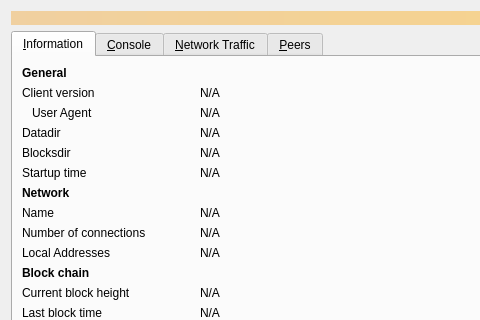
Above: src/qt/forms/debugwindow.ui from Sugarchain-CI/sugarchain-en before the change; both pictures show x 0 to 480 and y 0 to 320 of the 748 by 430 pixel window. Below: the same form after it.
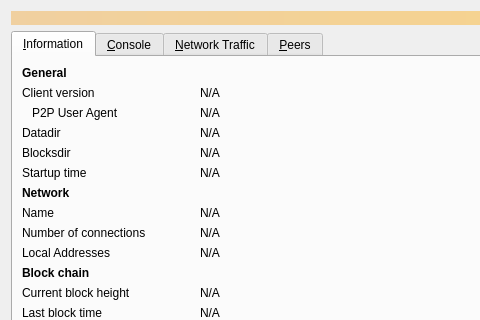
That is the form after the change. Icons and pictures are not drawn. Custom widgets are drawn as their Qt base class.

Commit message: qt: Clarify the peer user-agent display

The edit to the form file:
```diff
--- a/src/qt/forms/debugwindow.ui
+++ b/src/qt/forms/debugwindow.ui
@@ -85,7 +85,7 @@
        <item row="2" column="0">
         <widget class="QLabel" name="labelClientUserAgent">
          <property name="text">
-          <string>User Agent</string>
+          <string>P2P User Agent</string>
          </property>
          <property name="indent">
           <number>10</number>
```
